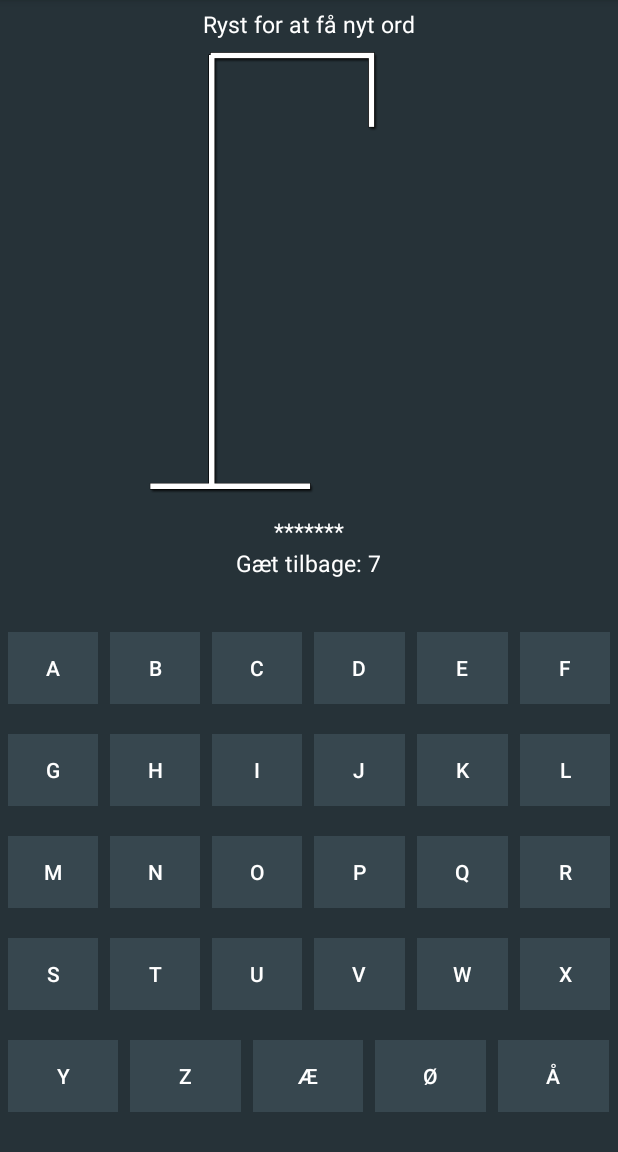
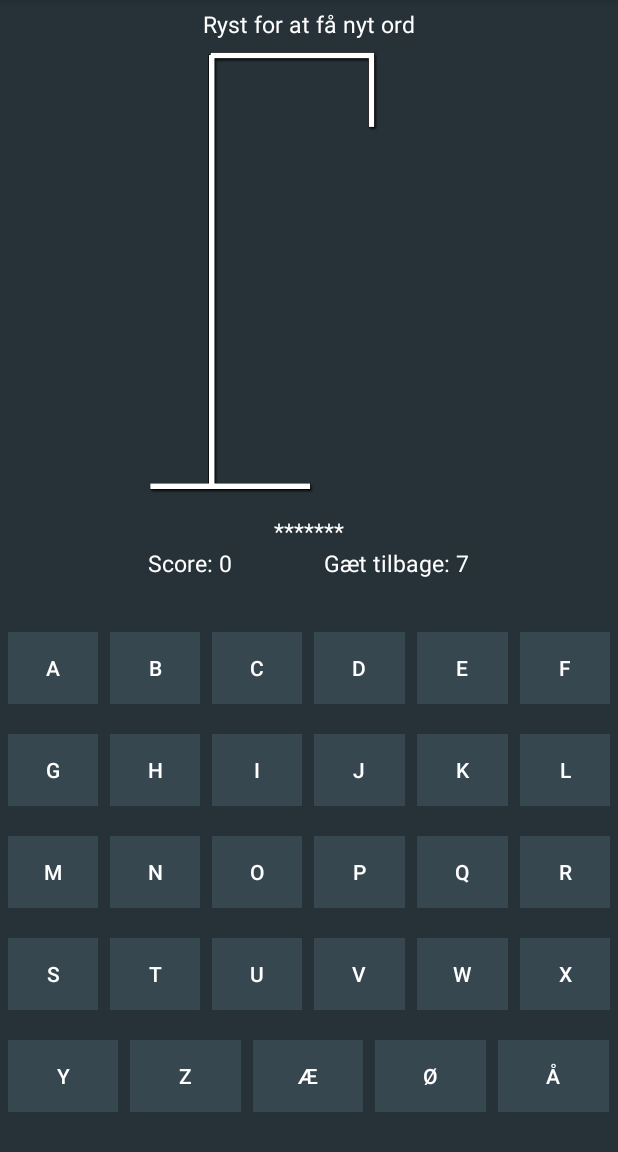
Before and after one commit to Nicopus/Galgeleg_v4.0.0b, an Android app: the fragment Spil_Frag shown on its own in the app's theme, on a phone screen of 412 x 824 dp, the part 84-1236 px from its top. Run offline under Robolectric (Android 15) with nearby library versions, the phone set to English and light mode, and no system bars; libraries missing offline, so code that uses them is left out: com.firebase.client; 1 statement that could not run was skipped.

Commit message:
score textview implementeret

```diff
--- a/app/src/main/java/com/attosec/galgeleg_v400b/Spil_Frag.java
+++ b/app/src/main/java/com/attosec/galgeleg_v400b/Spil_Frag.java
@@ -27,6 +27,7 @@ public class Spil_Frag extends Fragment implements View.OnClickListener{
 
     public static Button guessButton;
     private Button playagain;
+    public static TextView scoreText;
     public static TextView wordText;
     public static TextView guessedWords;
     public static ImageView galgeImg;
@@ -112,6 +113,7 @@ public class Spil_Frag extends Fragment implements View.OnClickListener{
         //brugerDAO = new BrugerDAO();
         charPicker = (NumberPicker) rod.findViewById(R.id.charPicker);
         playagain = (Button) rod.findViewById(R.id.btnPlayAgain);
+        scoreText = (TextView) rod.findViewById(R.id.scoreNumber);
         galgeImg = (ImageView) rod.findViewById(R.id.imageView);
         wordText = (TextView) rod.findViewById(R.id.wordText);
         guessedWords = (TextView) rod.findViewById(R.id.guessedWords);
@@ -162,6 +164,7 @@ public class Spil_Frag extends Fragment implements View.OnClickListener{
         guessedWords.setText("Brugte bogstaver: ");
         wordText.setText(MainActivity.game.getSynligtOrd());
         gættilbage.setText("7");
+        scoreText.setText("0");
         galgeImg.setImageResource(R.drawable.galge);
         wrongImg = new Integer[]{
                 R.drawable.forkert1, R.drawable.forkert2, R.drawable.forkert3, R.drawable.forkert4, R.drawable.forkert5, R.drawable.forkert6
@@ -172,7 +175,8 @@ public class Spil_Frag extends Fragment implements View.OnClickListener{
 
     @Override
     public void onClick(View v) {
-        if (v == guessButton) {}
+        if (v == guessButton) {
+        }
         else if(v == btnA){if (!MainActivity.game.erSpilletSlut()) {MainActivity.game.gætBogstav(alphabet[0]); btnLetterClick(); spilCheck();} btnA.setBackgroundColor(0);}
         else if(v == btnB){if (!MainActivity.game.erSpilletSlut()) {MainActivity.game.gætBogstav(alphabet[1]); btnLetterClick(); spilCheck();} btnB.setBackgroundColor(0);}
         else if(v == btnC){if (!MainActivity.game.erSpilletSlut()) {MainActivity.game.gætBogstav(alphabet[2]); btnLetterClick(); spilCheck();} btnC.setBackgroundColor(0);}
@@ -231,6 +235,7 @@ public class Spil_Frag extends Fragment implements View.OnClickListener{
     public void btnLetterClick(){
         wordText.setText(MainActivity.game.getSynligtOrd());
         gættilbage.setText(String.valueOf(7 - MainActivity.game.getAntalForkerteBogstaver()));
+        scoreText.setText(String.valueOf(MainActivity.game.getScore()));
     }
 
 
@@ -293,6 +298,7 @@ public class Spil_Frag extends Fragment implements View.OnClickListener{
         MainActivity.game.nulstil();
         wordText.setText(MainActivity.game.getSynligtOrd());
         gættilbage.setText("7");
+        scoreText.setText("0");
         galgeImg.setImageResource(R.drawable.galge);
         wrongImg = new Integer[]{
                 R.drawable.forkert1, R.drawable.forkert2, R.drawable.forkert3, R.drawable.forkert4, R.drawable.forkert5, R.drawable.forkert6
--- a/app/src/main/res/layout/spil_frag.xml
+++ b/app/src/main/res/layout/spil_frag.xml
@@ -63,11 +63,29 @@
                     android:layout_width="wrap_content"
                     android:layout_height="wrap_content"
                     android:textAppearance="?android:attr/textAppearanceLarge"
+                    android:text="Score: "
+                    android:textSize="15dp"
+                    android:id="@+id/scoreTitle" />
+
+                <TextView
+                    android:layout_width="50dp"
+                    android:layout_height="wrap_content"
+                    android:textAppearance="?android:attr/textAppearanceLarge"
+                    android:text="160"
+                    android:id="@+id/scoreNumber"
+                    android:textSize="15dp"
+                    android:paddingRight="20dp"/>
+
+                <TextView
+                    android:layout_width="wrap_content"
+                    android:layout_height="wrap_content"
+                    android:textAppearance="?android:attr/textAppearanceLarge"
                     android:text="Gæt tilbage: "
                     android:id="@+id/guessBackTitle"
                     android:layout_alignBaseline="@+id/backGame"
                     android:layout_alignBottom="@+id/backGame"
-                    android:textSize="15dp" />
+                    android:textSize="15dp"
+                    android:paddingLeft="20dp"/>
 
                 <TextView
                     android:layout_width="wrap_content"
```
